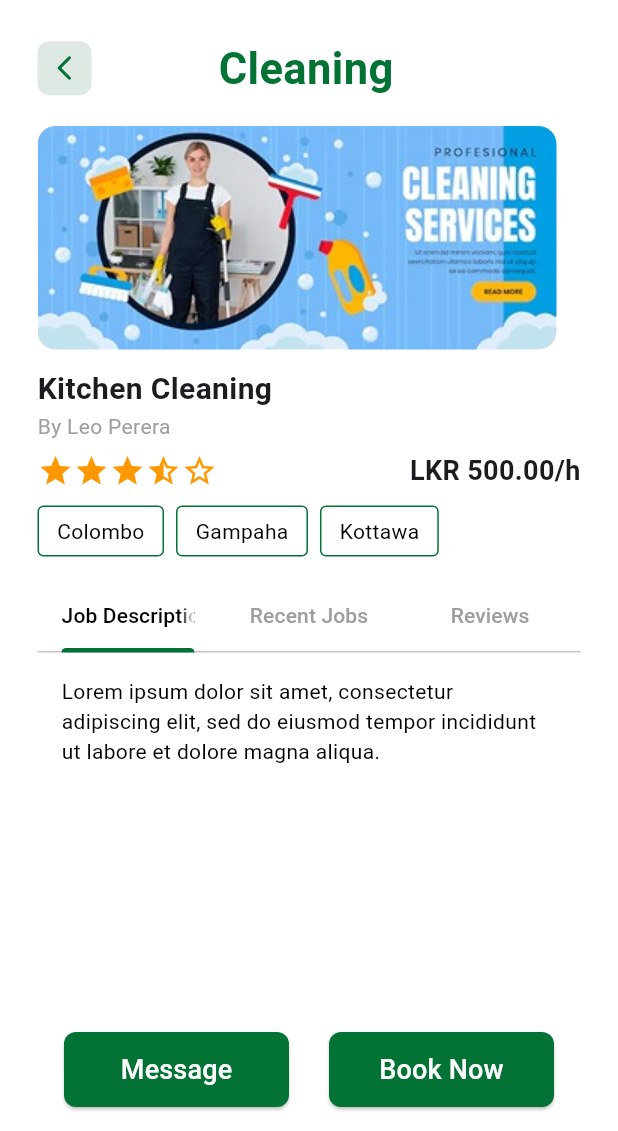
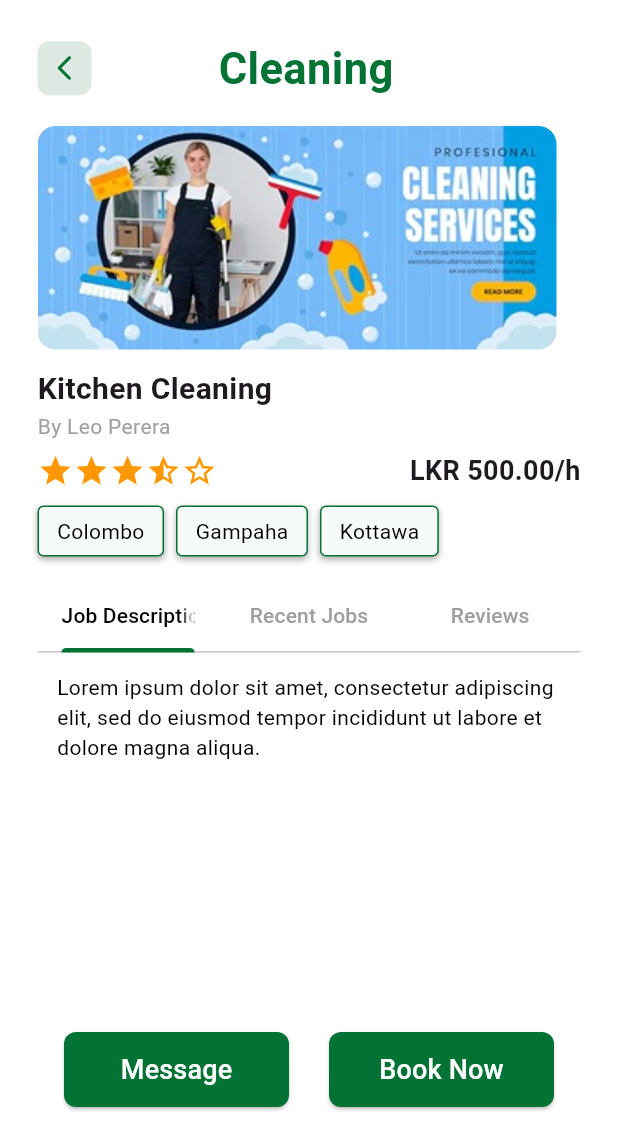
Before and after one commit to sadeesacs/MAD, a Flutter app: the ServiceDetailScreen screen opened directly, on a phone screen of 412 x 824 dp, the part 105-1236 px from its top. Run offline on Flutter 3.47's test engine with Material 3 defaults, Android fonts, the phone set to English and light mode, and no system bars; our stand-ins replace google_maps_flutter, image_picker.

Commit message:
Service Detail Job Description frontend changes
Signed-off-by: SarindiRithosha <sarindijayathilake@gmail.com>

```diff
--- a/connect/lib/Customer/screens/service-detail/service_detail.dart
+++ b/connect/lib/Customer/screens/service-detail/service_detail.dart
@@ -134,7 +134,7 @@ class ServiceDetailScreen extends StatelessWidget {
                       style: TextStyle(
                         fontSize: 18,
                         fontWeight: FontWeight.bold,
-                        fontFamily: 'Roboto', // Apply Roboto font
+                        fontFamily: 'Roboto',
                       ),
                     ),
                   ],
@@ -174,14 +174,23 @@ class ServiceDetailScreen extends StatelessWidget {
     return Container(
       padding: const EdgeInsets.symmetric(horizontal: 12, vertical: 6),
       decoration: BoxDecoration(
+        color: const Color(0xFFF6FAF8),
         border: Border.all(color: darkGreen),
         borderRadius: BorderRadius.circular(4),
+        boxShadow: [
+          BoxShadow(
+            color: Colors.black.withOpacity(0.3),
+            blurRadius: 3,
+            spreadRadius: 0,
+            offset: const Offset(0, 2),
+          ),
+        ],
       ),
       child: Text(
         label,
         style: TextStyle(
           color: black,
-          fontFamily: 'Roboto', // Apply Roboto font
+          fontFamily: 'Roboto',
         ),
       ),
     );
--- a/connect/lib/Customer/screens/service-detail/widgets/job_description.dart
+++ b/connect/lib/Customer/screens/service-detail/widgets/job_description.dart
@@ -6,7 +6,7 @@ class JobDescription extends StatelessWidget {
   @override
   Widget build(BuildContext context) {
     return const Padding(
-      padding: EdgeInsets.all(16.0),
+      padding: EdgeInsets.all(13.0),
       child: Text(
         'Lorem ipsum dolor sit amet, consectetur adipiscing elit, sed do eiusmod tempor incididunt ut labore et dolore magna aliqua.',
         style: TextStyle(color: Colors.black),
```
